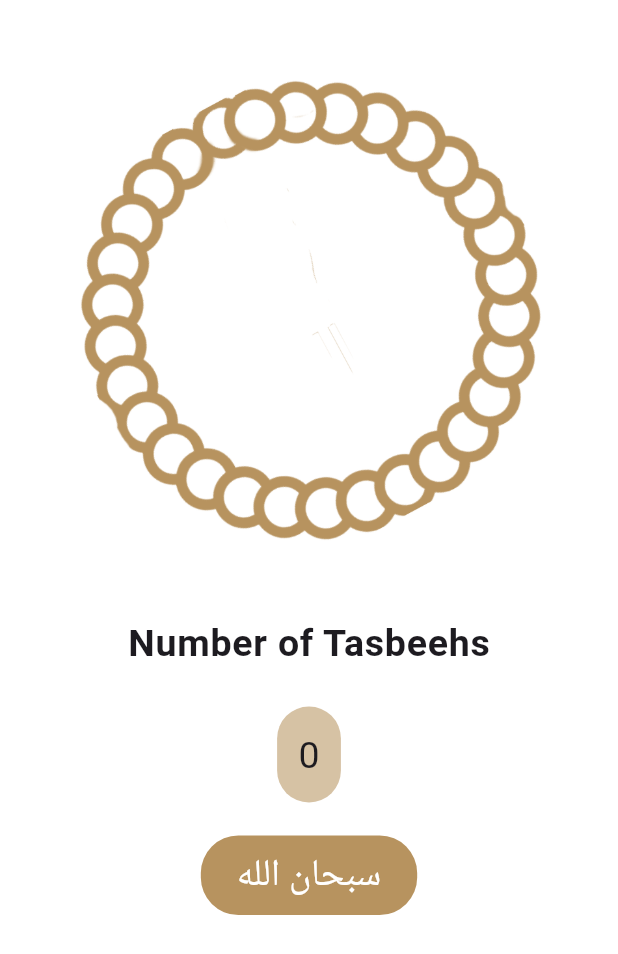
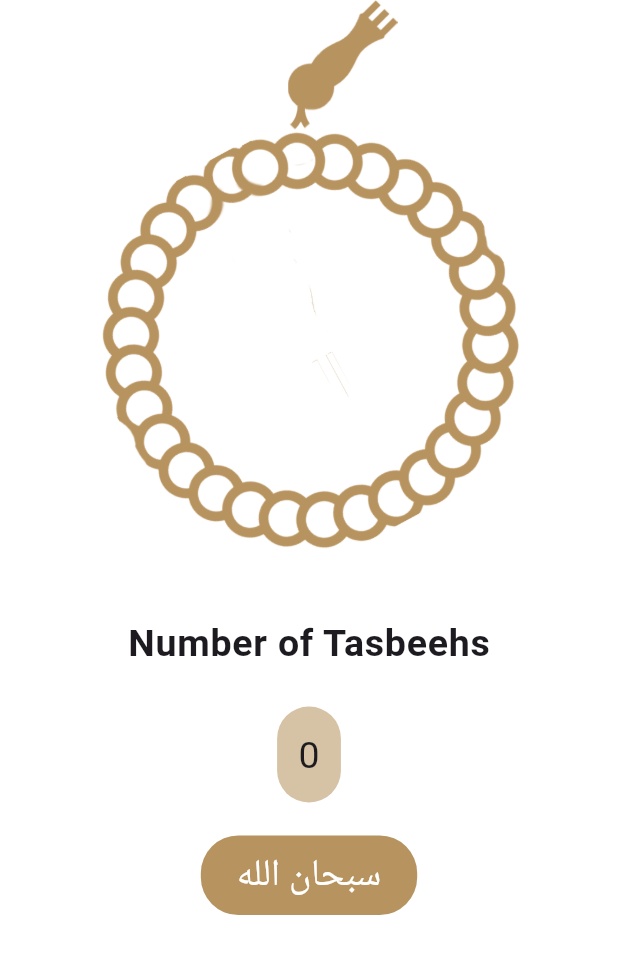
Before and after one commit to MahmoudHassan9/Islami_app, a Flutter app: the SebhaTab widget shown alone on an empty page, opened directly, on a phone screen of 412 x 824 dp. Shown: the top 954 px of the screen. Run offline on Flutter 3.47's test engine with Material 3 defaults, Android fonts, the phone set to English and light mode, and no system bars; missing offline and left inert: dart:ffi.

Commit message:
update sebhaTab

```diff
--- a/lib/presentation/screens/home/tabs/quran_tab/widgets/salah_card_table.dart
+++ b/lib/presentation/screens/home/tabs/quran_tab/widgets/salah_card_table.dart
@@ -13,7 +13,7 @@ class SalahCardTable extends StatelessWidget {
         borderRadius: BorderRadius.circular(16),
       ),
       color: Theme.of(context).primaryColor.withOpacity(0.7),
-      child:  Padding(
+      child: Padding(
         padding: const EdgeInsets.symmetric(
           vertical: 12,
           horizontal: 8,
@@ -21,7 +21,8 @@ class SalahCardTable extends StatelessWidget {
         child: Column(
           children: [
             Text(
-              'Salah time',style: Theme.of(context).textTheme.labelMedium,
+              'Salah time',
+              style: Theme.of(context).textTheme.labelMedium,
             ),
             const Row(
               mainAxisAlignment: MainAxisAlignment.spaceEvenly,
--- a/lib/presentation/screens/home/tabs/sebha_tab/sebha_tab.dart
+++ b/lib/presentation/screens/home/tabs/sebha_tab/sebha_tab.dart
@@ -29,6 +29,13 @@ class _SebhaTabState extends State<SebhaTab> {
       crossAxisAlignment: CrossAxisAlignment.stretch,
       children: [
         Expanded(
+          child: Stack(
+            children: [
+              Positioned(
+                bottom: 0,
+                top: 40,
+                left: 10,
+                right: 10,
                 child: GestureDetector(
                   onTap: sebhaClick,
                   child: AnimatedRotation(
@@ -36,10 +43,24 @@ class _SebhaTabState extends State<SebhaTab> {
                     duration: Duration(
                       milliseconds: time,
                     ),
+                    child: Center(
                       child: Image.asset(
                         AssetsManager.sebhaHeaderImage,
                       ),
                     ),
+                  ),
+                ),
+              ),
+              Positioned(
+                height: 105,
+                width: 73,
+                left: 192,
+                top: 0,
+                child: Image.asset(
+                  AssetsManager.headOfSebha,
+                ),
+              ),
+            ],
           ),
         ),
         Expanded(
```
Lines whose indentation alone changed are shown as unchanged.
